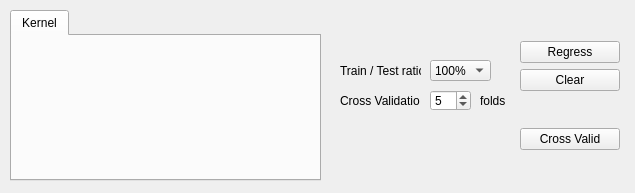
Before: the Qt Designer form MLDemos/optsRegress.ui in b4silio/MLDemos, drawn with Qt 5.
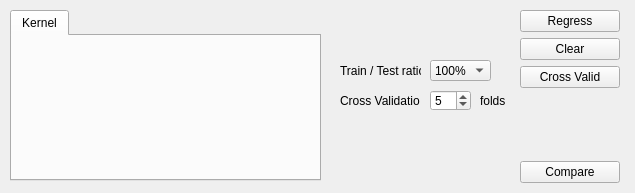
After: the same form once the commit is applied.

```diff
--- a/MLDemos/optsRegress.ui
+++ b/MLDemos/optsRegress.ui
@@ -226,7 +226,7 @@
      <x>520</x>
      <y>10</y>
      <width>100</width>
-     <height>171</height>
+     <height>173</height>
     </rect>
    </property>
    <property name="font">
@@ -235,24 +235,6 @@
     </font>
    </property>
    <layout class="QVBoxLayout">
-    <item>
-     <spacer name="spacer_2">
-      <property name="font">
-       <font>
-        <pointsize>9</pointsize>
-       </font>
-      </property>
-      <property name="orientation">
-       <enum>Qt::Vertical</enum>
-      </property>
-      <property name="sizeHint" stdset="0">
-       <size>
-        <width>20</width>
-        <height>40</height>
-       </size>
-      </property>
-     </spacer>
-    </item>
     <item>
      <widget class="QPushButton" name="regressionButton">
       <property name="font">
@@ -288,24 +270,6 @@
       </property>
      </widget>
     </item>
-    <item>
-     <spacer name="spacer">
-      <property name="font">
-       <font>
-        <pointsize>9</pointsize>
-       </font>
-      </property>
-      <property name="orientation">
-       <enum>Qt::Vertical</enum>
-      </property>
-      <property name="sizeHint" stdset="0">
-       <size>
-        <width>20</width>
-        <height>40</height>
-       </size>
-      </property>
-     </spacer>
-    </item>
     <item>
      <widget class="QPushButton" name="crossValidButton">
       <property name="enabled">
@@ -342,6 +306,25 @@
       </property>
      </spacer>
     </item>
+    <item>
+     <widget class="QPushButton" name="compareButton">
+      <property name="font">
+       <font>
+        <pointsize>9</pointsize>
+       </font>
+      </property>
+      <property name="toolTip">
+       <string>&lt;!DOCTYPE HTML PUBLIC &quot;-//W3C//DTD HTML 4.0//EN&quot; &quot;http://www.w3.org/TR/REC-html40/strict.dtd&quot;&gt;
+&lt;html&gt;&lt;head&gt;&lt;meta name=&quot;qrichtext&quot; content=&quot;1&quot; /&gt;&lt;style type=&quot;text/css&quot;&gt;
+p, li { white-space: pre-wrap; }
+&lt;/style&gt;&lt;/head&gt;&lt;body style=&quot; font-family:'Lucida Grande'; font-size:9pt; font-weight:400; font-style:normal;&quot;&gt;
+&lt;p style=&quot; margin-top:0px; margin-bottom:0px; margin-left:0px; margin-right:0px; -qt-block-indent:0; text-indent:0px;&quot;&gt;&lt;span style=&quot; font-family:'MS Shell Dlg 2'; font-size:8pt;&quot;&gt;Start the maximization process (uses starting position if one is available, or a random position otherwise)&lt;/span&gt;&lt;/p&gt;&lt;/body&gt;&lt;/html&gt;</string>
+      </property>
+      <property name="text">
+       <string>Compare</string>
+      </property>
+     </widget>
+    </item>
    </layout>
   </widget>
  </widget>
```
Left out of the diff: 2 changed lines with no effect on the pictures.
